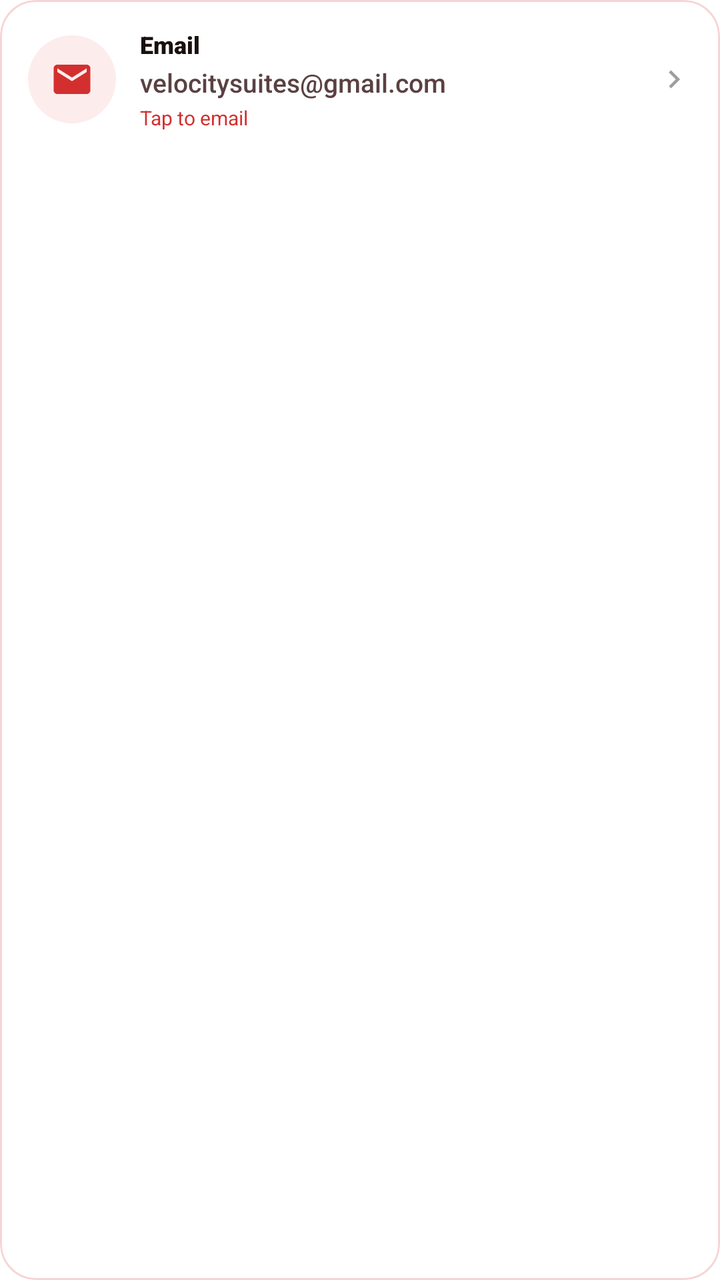
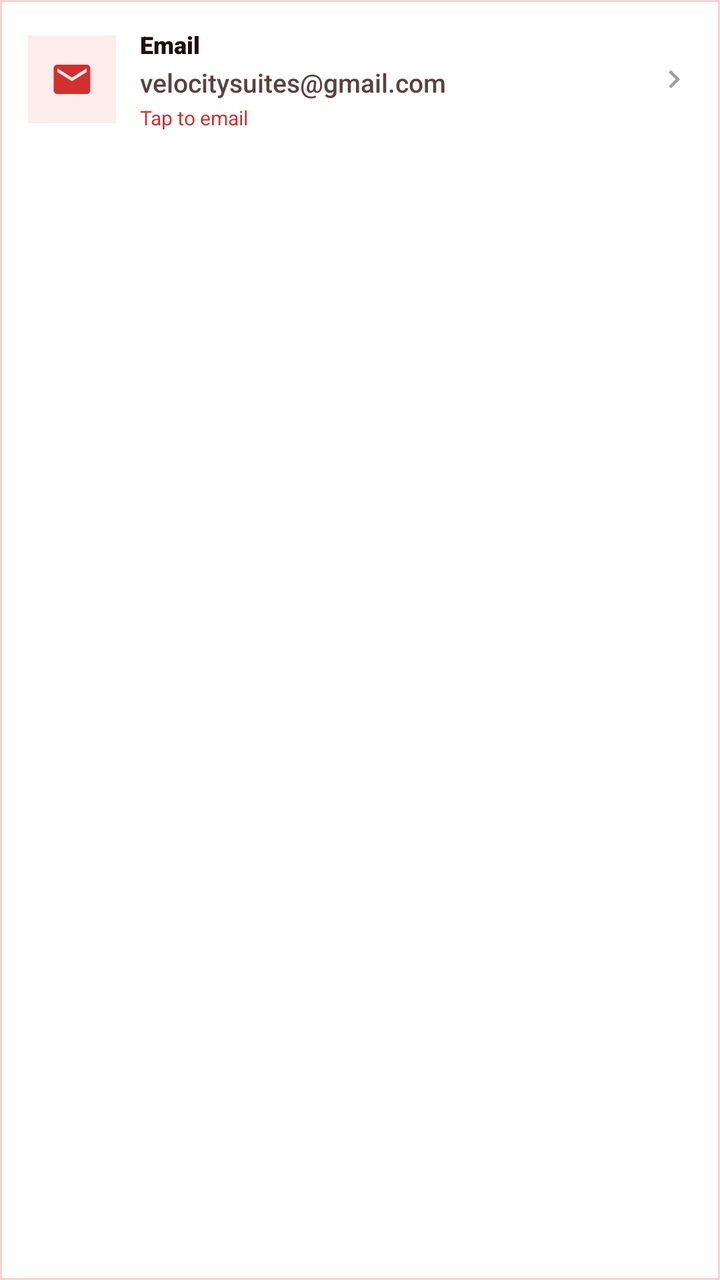

An Android layout rendered at two revisions. The XML below is the earlier revision; the diff shows what the commit changed to produce the second picture.
<!-- AndroidManifest.xml: application theme Theme.VelocitySuites -->
<!-- res/layout/item_landing_contact_email.xml -->
<?xml version="1.0" encoding="utf-8"?>
<com.google.android.material.card.MaterialCardView xmlns:android="http://schemas.android.com/apk/res/android"
    xmlns:app="http://schemas.android.com/apk/res-auto"
    android:id="@+id/cardContactEmail"
    android:layout_width="match_parent"
    android:layout_height="wrap_content"
    android:layout_marginTop="10dp"
    android:clickable="true"
    android:focusable="true"
    app:cardBackgroundColor="@color/velocity_surface_elevated"
    app:cardCornerRadius="18dp"
    app:cardElevation="0dp"
    app:rippleColor="@color/velocity_red_subtle"
    app:strokeColor="@color/velocity_red_subtle"
    app:strokeWidth="1dp">

    <LinearLayout
        android:layout_width="match_parent"
        android:layout_height="wrap_content"
        android:gravity="center_vertical"
        android:orientation="horizontal"
        android:padding="14dp">

        <FrameLayout
            android:layout_width="44dp"
            android:layout_height="44dp"
            android:background="@drawable/bg_icon_circle_badge">

            <ImageView
                android:layout_width="22dp"
                android:layout_height="22dp"
                android:layout_gravity="center"
                android:contentDescription="@string/landing_hotel_email_label"
                android:src="@drawable/ic_email"
                app:tint="@color/velocity_red_primary" />
        </FrameLayout>

        <LinearLayout
            android:layout_width="0dp"
            android:layout_height="wrap_content"
            android:layout_marginStart="12dp"
            android:layout_weight="1"
            android:orientation="vertical">

            <TextView
                android:layout_width="match_parent"
                android:layout_height="wrap_content"
                android:fontFamily="sans-serif-black"
                android:text="@string/landing_hotel_email_label"
                android:textColor="@color/velocity_text_primary"
                android:textSize="12sp" />

            <TextView
                android:layout_width="match_parent"
                android:layout_height="wrap_content"
                android:layout_marginTop="2dp"
                android:fontFamily="sans-serif-medium"
                android:text="@string/landing_hotel_email"
                android:textColor="@color/velocity_text_secondary"
                android:textSize="13sp" />

            <TextView
                android:layout_width="match_parent"
                android:layout_height="wrap_content"
                android:layout_marginTop="2dp"
                android:fontFamily="sans-serif-bold"
                android:text="@string/landing_hotel_tap_email"
                android:textColor="@color/velocity_red_primary"
                android:textSize="10sp" />
        </LinearLayout>

        <ImageView
            android:layout_width="18dp"
            android:layout_height="18dp"
            android:contentDescription="@null"
            android:src="@drawable/ic_chevron_right"
            app:tint="@color/velocity_inactive_gray" />
    </LinearLayout>
</com.google.android.material.card.MaterialCardView>
<!-- resources referenced by this layout -->
<resources>
  <!-- drawable bg_icon_circle_badge (drawable) -->
  <?xml version="1.0" encoding="utf-8"?>
  <shape xmlns:android="http://schemas.android.com/apk/res/android"
      android:shape="oval">
      <solid android:color="@color/velocity_red_soft" />
  </shape>
  <style name="Theme.VelocitySuites" parent="Theme.MaterialComponents.DayNight.NoActionBar">
          
          <item name="colorPrimary">@color/velocity_red_primary</item>
          <item name="colorPrimaryVariant">@color/velocity_red_dark</item>
          <item name="colorOnPrimary">@color/white</item>
          
          <item name="colorSecondary">@color/velocity_red_rose</item>
          <item name="colorSecondaryVariant">@color/velocity_red_deep</item>
          <item name="colorOnSecondary">@color/white</item>
          
          <item name="android:statusBarColor">@color/velocity_red_primary</item>
          
          <item name="textAppearanceHeadline1">@style/TextAppearance.MaterialComponents.Headline1</item>
          <item name="textAppearanceHeadline2">@style/TextAppearance.MaterialComponents.Headline2</item>
          <item name="textAppearanceHeadline3">@style/TextAppearance.MaterialComponents.Headline3</item>
          <item name="textAppearanceHeadline4">@style/TextAppearance.MaterialComponents.Headline4</item>
          <item name="textAppearanceHeadline5">@style/TextAppearance.MaterialComponents.Headline5</item>
          <item name="textAppearanceHeadline6">@style/TextAppearance.MaterialComponents.Headline6</item>
          <item name="textAppearanceSubtitle1">@style/TextAppearance.MaterialComponents.Subtitle1</item>
          <item name="textAppearanceSubtitle2">@style/TextAppearance.MaterialComponents.Subtitle2</item>
          <item name="textAppearanceBody1">@style/TextAppearance.MaterialComponents.Body1</item>
          <item name="textAppearanceBody2">@style/TextAppearance.MaterialComponents.Body2</item>
          <item name="textAppearanceCaption">@style/TextAppearance.MaterialComponents.Caption</item>
          <item name="textAppearanceButton">@style/TextAppearance.MaterialComponents.Button</item>
          <item name="textAppearanceOverline">@style/TextAppearance.MaterialComponents.Overline</item>
      </style>
  <!-- unchanged entries left out for length: 16 -->
</resources>

<!-- the commit's change to res/layout/item_landing_contact_email.xml (unified diff, before → after) -->
@@ -8,7 +8,7 @@
     android:clickable="true"
     android:focusable="true"
     app:cardBackgroundColor="@color/velocity_surface_elevated"
-    app:cardCornerRadius="18dp"
+    app:cardCornerRadius="0dp"
     app:cardElevation="0dp"
     app:rippleColor="@color/velocity_red_subtle"
     app:strokeColor="@color/velocity_red_subtle"
<!-- resource entries referenced after the edit -->
@@ -3,7 +3,7 @@
   <!-- drawable bg_icon_circle_badge (drawable) -->
   <?xml version="1.0" encoding="utf-8"?>
   <shape xmlns:android="http://schemas.android.com/apk/res/android"
-      android:shape="oval">
+      android:shape="rectangle">
       <solid android:color="@color/velocity_red_soft" />
   </shape>
   <style name="Theme.VelocitySuites" parent="Theme.MaterialComponents.DayNight.NoActionBar">
@@ -31,6 +31,132 @@
           <item name="textAppearanceCaption">@style/TextAppearance.MaterialComponents.Caption</item>
           <item name="textAppearanceButton">@style/TextAppearance.MaterialComponents.Button</item>
           <item name="textAppearanceOverline">@style/TextAppearance.MaterialComponents.Overline</item>
+          
+          <item name="shapeAppearanceSmallComponent">@style/ShapeAppearance.Velocity.Square</item>
+          <item name="shapeAppearanceMediumComponent">@style/ShapeAppearance.Velocity.Square</item>
+          <item name="shapeAppearanceLargeComponent">@style/ShapeAppearance.Velocity.Square</item>
+          <item name="materialButtonStyle">@style/Widget.Velocity.Flat.Button</item>
+          <item name="materialButtonOutlinedStyle">@style/Widget.Velocity.Flat.Button.Outlined</item>
+          <item name="borderlessButtonStyle">@style/Widget.Velocity.Flat.Button.Text</item>
+          <item name="materialCardViewStyle">@style/Widget.Velocity.Card.Flat</item>
+          <item name="chipStyle">@style/Widget.Velocity.Flat.Chip</item>
+          <item name="textInputStyle">@style/Widget.Velocity.TextInputLayout.OutlinedBox.Square</item>
+          <item name="snackbarStyle">@style/Widget.Velocity.Flat.Snackbar</item>
+          <item name="materialAlertDialogTheme">@style/ThemeOverlay.Velocity.Flat.AlertDialog</item>
+          <item name="bottomSheetDialogTheme">@style/ThemeOverlay.Velocity.Flat.BottomSheetDialog</item>
+          <item name="android:windowElevation">0dp</item>
+      </style>
+  <style name="ShapeAppearance.Velocity.Square" parent="">
+          <item name="cornerFamily">rounded</item>
+          <item name="cornerSize">0dp</item>
+      </style>
+  <style name="Widget.Velocity.Flat.Button" parent="Widget.MaterialComponents.Button">
+          <item name="cornerRadius">0dp</item>
+          <item name="android:stateListAnimator">@null</item>
+          <item name="android:elevation">0dp</item>
+          <item name="android:minHeight">48dp</item>
+          <item name="android:insetTop">0dp</item>
+          <item name="android:insetBottom">0dp</item>
+          <item name="android:textAllCaps">false</item>
+          <item name="shapeAppearance">@style/ShapeAppearance.Velocity.Square</item>
+      </style>
+  <style name="Widget.Velocity.Flat.Button.Outlined" parent="Widget.MaterialComponents.Button.OutlinedButton">
+          <item name="cornerRadius">0dp</item>
+          <item name="android:stateListAnimator">@null</item>
+          <item name="android:elevation">0dp</item>
+          <item name="android:minHeight">48dp</item>
+          <item name="android:insetTop">0dp</item>
+          <item name="android:insetBottom">0dp</item>
+          <item name="android:textAllCaps">false</item>
+          <item name="strokeWidth">1dp</item>
+          <item name="strokeColor">@color/velocity_red_primary</item>
+          <item name="android:textColor">@color/velocity_red_primary</item>
+          <item name="shapeAppearance">@style/ShapeAppearance.Velocity.Square</item>
+      </style>
+  <style name="Widget.Velocity.Flat.Button.Text" parent="Widget.MaterialComponents.Button.TextButton">
+          <item name="cornerRadius">0dp</item>
+          <item name="android:stateListAnimator">@null</item>
+          <item name="android:elevation">0dp</item>
+          <item name="android:minHeight">48dp</item>
+          <item name="android:insetTop">0dp</item>
+          <item name="android:insetBottom">0dp</item>
+          <item name="android:textAllCaps">false</item>
+          <item name="shapeAppearance">@style/ShapeAppearance.Velocity.Square</item>
+      </style>
+  <style name="Widget.Velocity.Card.Flat" parent="Widget.MaterialComponents.CardView">
+          <item name="cardElevation">0dp</item>
+          <item name="cardCornerRadius">0dp</item>
+          <item name="cardBackgroundColor">@color/velocity_surface_elevated</item>
+          <item name="strokeColor">@color/velocity_divider_hairline</item>
+          <item name="strokeWidth">1dp</item>
+          <item name="shapeAppearance">@style/ShapeAppearance.Velocity.Square</item>
+      </style>
+  <style name="Widget.Velocity.Flat.Chip" parent="Widget.MaterialComponents.Chip.Choice">
+          <item name="shapeAppearance">@style/ShapeAppearance.Velocity.Square</item>
+          <item name="shapeAppearanceOverlay">@style/ShapeAppearance.Velocity.Square</item>
+          <item name="chipCornerRadius">0dp</item>
+          <item name="android:minHeight">48dp</item>
+          <item name="chipMinHeight">48dp</item>
+          <item name="chipStrokeWidth">1dp</item>
+          <item name="android:elevation">0dp</item>
+      </style>
+  <style name="Widget.Velocity.TextInputLayout.OutlinedBox.Square" parent="Widget.MaterialComponents.TextInputLayout.OutlinedBox">
+          <item name="boxCornerRadiusBottomEnd">0dp</item>
+          <item name="boxCornerRadiusBottomStart">0dp</item>
+          <item name="boxCornerRadiusTopEnd">0dp</item>
+          <item name="boxCornerRadiusTopStart">0dp</item>
+          <item name="boxStrokeColor">@color/velocity_red_primary</item>
+          <item name="boxStrokeWidth">1dp</item>
+          <item name="boxStrokeWidthFocused">2dp</item>
+          <item name="startIconTint">@color/velocity_red_primary</item>
+          <item name="endIconTint">@color/velocity_red_primary</item>
+          <item name="hintEnabled">false</item>
+      </style>
+  <style name="Widget.Velocity.Flat.Snackbar" parent="Widget.MaterialComponents.Snackbar">
+          <item name="android:background">@drawable/bg_snackbar_flat</item>
+          <item name="android:elevation">0dp</item>
+      </style>
+  <style name="ThemeOverlay.Velocity.Flat.AlertDialog" parent="ThemeOverlay.MaterialComponents.MaterialAlertDialog">
+          <item name="android:windowElevation">0dp</item>
+          <item name="shapeAppearanceOverlay">@style/ShapeAppearance.Velocity.Square</item>
+          <item name="shapeAppearanceSmallComponent">@style/ShapeAppearance.Velocity.Square</item>
+          <item name="shapeAppearanceMediumComponent">@style/ShapeAppearance.Velocity.Square</item>
+          <item name="shapeAppearanceLargeComponent">@style/ShapeAppearance.Velocity.Square</item>
+          <item name="materialButtonStyle">@style/Widget.Velocity.Flat.Button.Text</item>
+          <item name="materialButtonOutlinedStyle">@style/Widget.Velocity.Flat.Button.Outlined</item>
+          <item name="borderlessButtonStyle">@style/Widget.Velocity.Flat.Button.Text</item>
+          <item name="materialCardViewStyle">@style/Widget.Velocity.Card.Flat</item>
+          <item name="chipStyle">@style/Widget.Velocity.Flat.Chip</item>
+          <item name="textInputStyle">@style/Widget.Velocity.TextInputLayout.OutlinedBox.Square</item>
+          <item name="buttonBarPositiveButtonStyle">@style/Widget.Velocity.Flat.Button.Text</item>
+          <item name="buttonBarNegativeButtonStyle">@style/Widget.Velocity.Flat.Button.Text</item>
+          <item name="buttonBarNeutralButtonStyle">@style/Widget.Velocity.Flat.Button.Text</item>
+      </style>
+  <style name="ThemeOverlay.Velocity.Flat.BottomSheetDialog" parent="ThemeOverlay.MaterialComponents.BottomSheetDialog">
+          <item name="bottomSheetStyle">@style/Widget.Velocity.Flat.BottomSheet</item>
+          <item name="android:windowElevation">0dp</item>
+          <item name="shapeAppearanceSmallComponent">@style/ShapeAppearance.Velocity.Square</item>
+          <item name="shapeAppearanceMediumComponent">@style/ShapeAppearance.Velocity.Square</item>
+          <item name="shapeAppearanceLargeComponent">@style/ShapeAppearance.Velocity.Square</item>
+          <item name="materialButtonStyle">@style/Widget.Velocity.Flat.Button</item>
+          <item name="materialButtonOutlinedStyle">@style/Widget.Velocity.Flat.Button.Outlined</item>
+          <item name="borderlessButtonStyle">@style/Widget.Velocity.Flat.Button.Text</item>
+          <item name="materialCardViewStyle">@style/Widget.Velocity.Card.Flat</item>
+          <item name="chipStyle">@style/Widget.Velocity.Flat.Chip</item>
+          <item name="textInputStyle">@style/Widget.Velocity.TextInputLayout.OutlinedBox.Square</item>
+      </style>
+  <color name="velocity_divider_hairline">#1A000000</color>
+  <!-- drawable bg_snackbar_flat (drawable) -->
+  <?xml version="1.0" encoding="utf-8"?>
+  <shape xmlns:android="http://schemas.android.com/apk/res/android" android:shape="rectangle">
+      <solid android:color="#323232" />
+      <stroke android:width="1dp" android:color="#33FFFFFF" />
+      <corners android:radius="0dp" />
+  </shape>
+  <style name="Widget.Velocity.Flat.BottomSheet" parent="Widget.MaterialComponents.BottomSheet.Modal">
+          <item name="shapeAppearanceOverlay">@style/ShapeAppearance.Velocity.Square</item>
+          <item name="android:elevation">0dp</item>
+          <item name="backgroundTint">@color/velocity_surface_elevated</item>
       </style>
   <!-- unchanged entries left out for length: 16 -->
 </resources>
